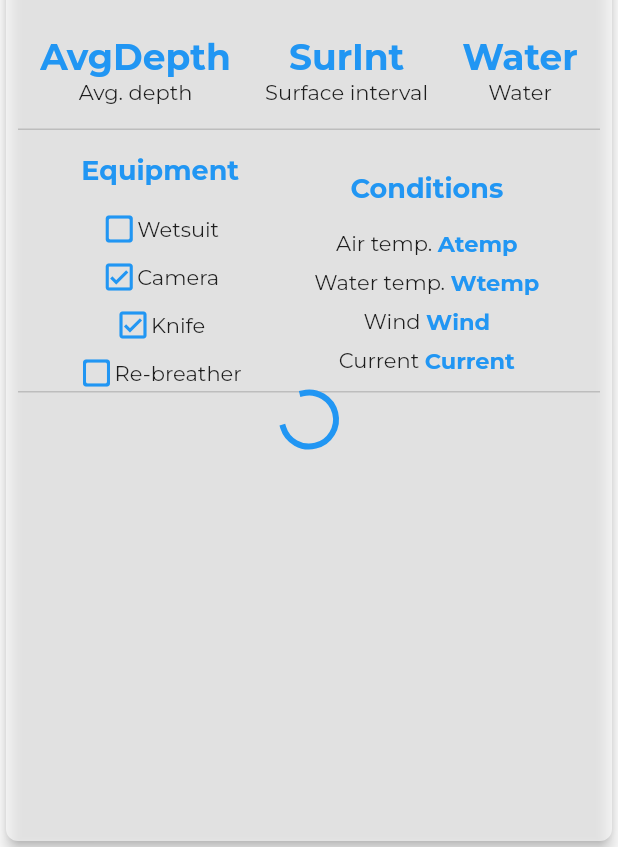
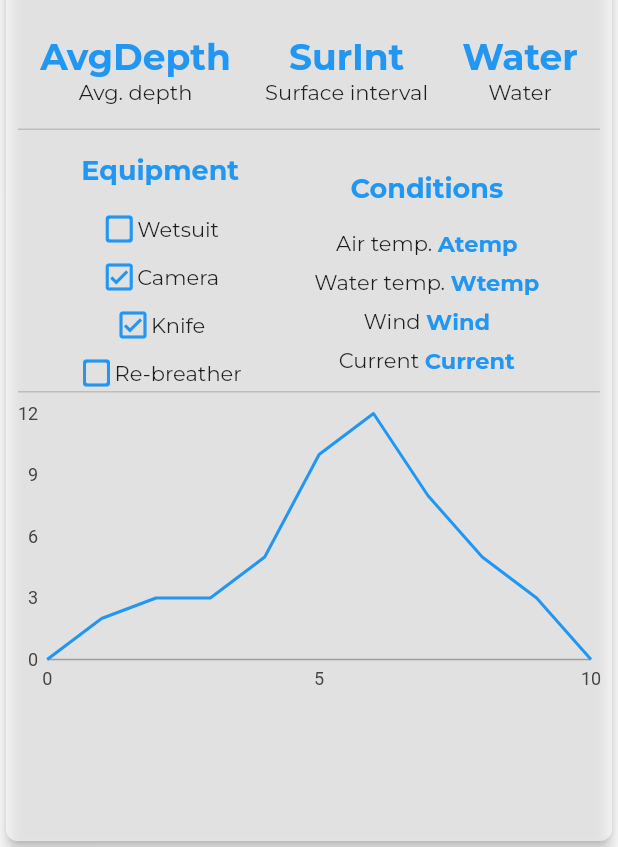
Before and after one commit to SimonHoulberg/diveapp, a Flutter app: the DiveLogInfoPage screen opened directly with empty values, on a phone screen of 412 x 824 dp, the part 389-1236 px from its top. Run offline on Flutter 3.47's test engine with Material 2 defaults, Android fonts, the phone set to English and light mode, and no system bars; our stand-ins replace audioplayers, charts_flutter, fluttertoast, google_fonts, google_sign_in, shared_preferences and 1 more; missing offline and left inert: cubit, flutter_cubit, mock_data; accounts and stored records are empty; generated files the repository leaves out were written again.

Commit message:
changed chart drawing engine, added chart

```diff
--- a/diveapp/lib/pages/dive_log_info_page.dart
+++ b/diveapp/lib/pages/dive_log_info_page.dart
@@ -1,6 +1,5 @@
 import 'package:diveapp/widgets/graph_card.dart';
 import 'package:flutter/material.dart';
-import 'package:bezier_chart/bezier_chart.dart';
 
 class DiveLogInfoPage extends StatelessWidget {
   final String dive_id;
@@ -330,9 +329,10 @@ class DiveLogInfoPage extends StatelessWidget {
               ],
             ),
             _buildDivider(),
-            Center(
-              child: GraphCard(),
-            )
+            SizedBox(
+              height: MediaQuery.of(context).size.height / 4,
+              child: GraphCard.withSampleData(),
+            ),
           ],
         ),
       ),
--- a/diveapp/lib/widgets/graph_card.dart
+++ b/diveapp/lib/widgets/graph_card.dart
@@ -1,90 +1,63 @@
-import 'package:bezier_chart/bezier_chart.dart';
+/// Timeseries chart example
+import 'package:charts_flutter/flutter.dart' as charts;
 import 'package:flutter/material.dart';
-import 'dart:convert';
 
-class GraphCard extends StatefulWidget {
-  @override
-  _GraphCardState createState() => _GraphCardState();
-}
+class GraphCard extends StatelessWidget {
+  final List<charts.Series> seriesList;
+  final bool animate;
 
-class _GraphCardState extends State<GraphCard> {
-  List<DataPoint> _items;
-  List<double> _xAxis;
+  GraphCard(this.seriesList, {this.animate});
 
-  void _loadData() async {
-    await Future.delayed(Duration(seconds: 3));
-    final String data =
-        '[{"Day":"0","Value":"2"},{"Day":1,"Value":"5"},{"Day":2,"Value":"2"},{"Day":3,"Value":"6"},{"Day":4,"Value":"8"}]';
-    final List list = json.decode(data);
-    setState(() {
-      _items = list
-          .map((item) => DataPoint(
-              value: double.parse(item["Value"].toString()),
-              xAxis: double.parse(item["Day"].toString())))
-          .toList();
-      _xAxis =
-          list.map((item) => double.parse(item["Day"].toString())).toList();
-    });
-  }
-
-  @override
-  void initState() {
-    _loadData();
-    super.initState();
+  /// Creates a [TimeSeriesChart] with sample data and no transition.
+  factory GraphCard.withSampleData() {
+    return new GraphCard(
+      _createSampleData(),
+      // Disable animations for image tests.
+      animate: false,
+    );
   }
 
   @override
   Widget build(BuildContext context) {
-    return Center(
-      child: _items != null
-          ? SingleChildScrollView(
-              padding: const EdgeInsets.all(16.0),
-              child: Column(
-                crossAxisAlignment: CrossAxisAlignment.start,
-                children: <Widget>[
-                  Card(
-                    elevation: 4.0,
-                    shape: RoundedRectangleBorder(
-                        borderRadius: BorderRadius.circular(8.0)),
-                    child: Container(
-                      height: MediaQuery.of(context).size.height / 3,
-                      width: MediaQuery.of(context).size.width,
-                      child: BezierChart(
-                        bezierChartScale: BezierChartScale.CUSTOM,
-                        xAxisCustomValues: _xAxis,
-                        footerValueBuilder: (double value) {
-                          return "${formatAsIntOrDouble(value)}\nminutes";
-                        },
-                        series: [
-                          BezierLine(
-                            label: "m",
-                            data: _items,
-                            lineColor: Colors.black,
-                          ),
-                        ],
-                        config: BezierChartConfig(
-                            startYAxisFromNonZeroValue: false,
-                            bubbleIndicatorColor: Colors.white.withOpacity(0.9),
-                            footerHeight: 40,
-                            verticalIndicatorStrokeWidth: 3.0,
-                            verticalIndicatorColor: Colors.black26,
-                            showVerticalIndicator: true,
-                            verticalIndicatorFixedPosition: false,
-                            displayYAxis: true,
-                            stepsYAxis: 1,
-                            snap: false,
-                            yAxisTextStyle:
-                                TextStyle(fontSize: 12, color: Colors.black),
-                            xAxisTextStyle:
-                                TextStyle(fontSize: 12, color: Colors.black),
-                            backgroundColor: Colors.white),
-                      ),
-                    ),
-                  ),
-                ],
-              ),
-            )
-          : CircularProgressIndicator(),
+    return new charts.LineChart(
+      seriesList,
+      animate: animate,
+      flipVerticalAxis: true,
     );
   }
+
+  /// Create one series with sample hard coded data.
+  static List<charts.Series<DepthLine, int>> _createSampleData() {
+    final data = [
+      new DepthLine(0, 0),
+      new DepthLine(1, 2),
+      new DepthLine(2, 3),
+      new DepthLine(3, 3),
+      new DepthLine(4, 5),
+      new DepthLine(5, 10),
+      new DepthLine(6, 12),
+      new DepthLine(7, 8),
+      new DepthLine(8, 5),
+      new DepthLine(9, 3),
+      new DepthLine(10, 0),
+    ];
+
+    return [
+      new charts.Series<DepthLine, int>(
+        id: 'Depth',
+        colorFn: (_, __) => charts.MaterialPalette.blue.shadeDefault,
+        domainFn: (DepthLine sample, _) => sample.time,
+        measureFn: (DepthLine sample, _) => sample.depth,
+        data: data,
+      )
+    ];
+  }
 }
+
+/// Sample time series data type.
+class DepthLine {
+  final int time;
+  final int depth;
+
+  DepthLine(this.time, this.depth);
+}
--- a/diveapp/pubspec.yaml
+++ b/diveapp/pubspec.yaml
@@ -22,7 +22,7 @@ environment:
 
 dependencies:
   mock_data: ^1.2.8
-  bezier_chart: "^1.0.16"
+  charts_flutter: ^0.10.0
   json_annotation: ^3.1.1
   flutter:
     sdk: flutter
```
Also changed, not shown: diveapp/lib/pages/welcome_page.dart (deleted, +0 -122 lines).
